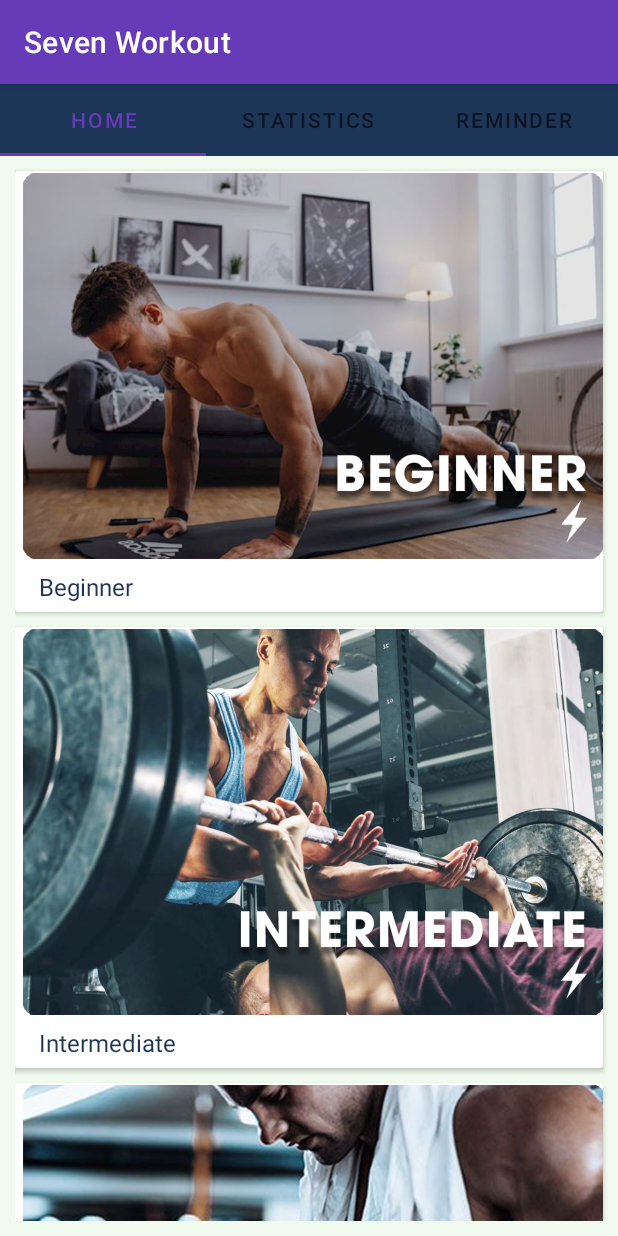
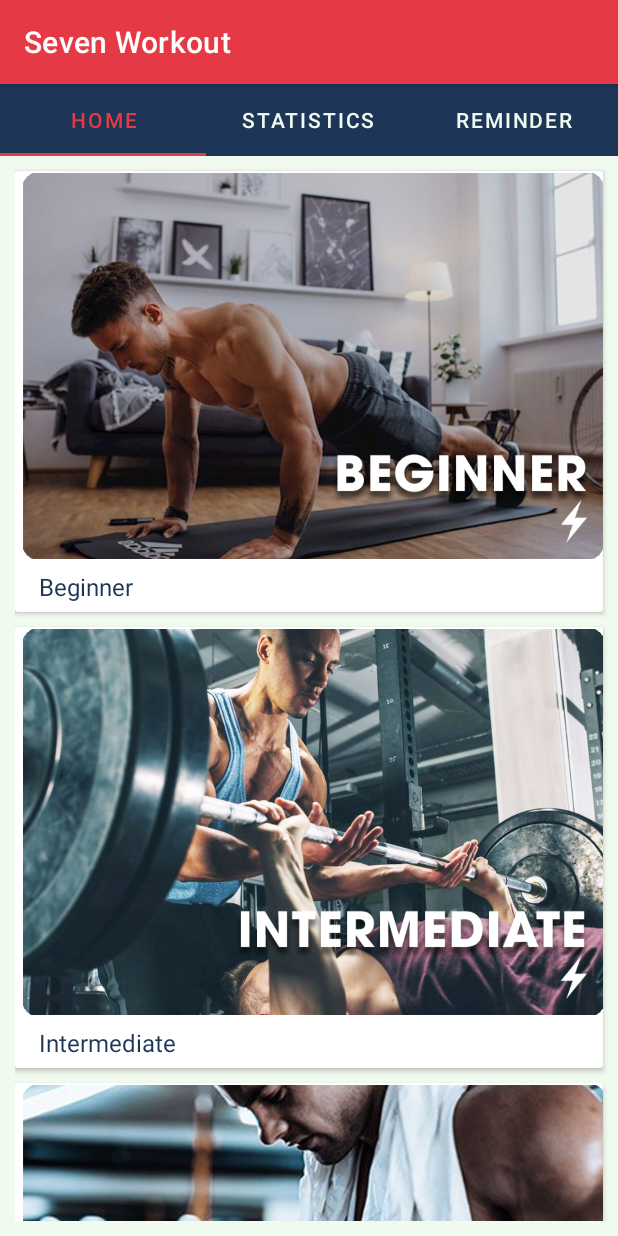
Before and after one commit to maverik0302/sevenworkout, an Android app: the screen it shows after launch (MainActivity), on a phone screen of 412 x 824 dp. Run offline under Robolectric (Android 15) with nearby library versions, the phone set to English and light mode, and no system bars.

Commit message:
Complete OnClick Item to call differrent activity.

```diff
--- a/app/build.gradle
+++ b/app/build.gradle
@@ -50,5 +50,9 @@ dependencies {
     implementation 'androidx.lifecycle:lifecycle-livedata-ktx:2.3.1'
     //noinspection GradleCompatible
     implementation 'com.android.support:design:28.0.0'
+    //loadgift
+    implementation 'pl.droidsonroids.gif:android-gif-drawable:1.2.23'
+    implementation 'com.github.bumptech.glide:glide:4.12.0'
+    annotationProcessor 'com.github.bumptech.glide:compiler:4.12.0'
 
 }
--- a/app/src/main/AndroidManifest.xml
+++ b/app/src/main/AndroidManifest.xml
@@ -25,7 +25,8 @@
         <activity android:name=".ui.MainActivity" />
         <activity
             android:name=".Splashscreen"
-            android:exported="true">
+            android:exported="true"
+            android:theme="@style/Theme.Design.NoActionBar">
             <intent-filter>
                 <action android:name="android.intent.action.MAIN" />
 
--- a/app/src/main/java/team7/vlu/sevenworkout/ListPractice.java
+++ b/app/src/main/java/team7/vlu/sevenworkout/ListPractice.java
@@ -14,7 +14,6 @@ import android.widget.ArrayAdapter;
 import android.widget.ImageView;
 import android.widget.ListView;
 import android.widget.TextView;
-import android.widget.Toast;
 
 public class ListPractice extends AppCompatActivity {
     ListView listView;
@@ -62,7 +61,7 @@ public class ListPractice extends AppCompatActivity {
         int rImgs[];
 
         MyAdapter (Context c, String title[], String description[], int imgs[]) {
-            super(c, R.layout.item_beginner, R.id.textView1, title);
+            super(c, R.layout.item_practice, R.id.textView1, title);
             this.context = c;
             this.rTitle = title;
             this.rDescription = description;
@@ -74,7 +73,7 @@ public class ListPractice extends AppCompatActivity {
         @Override
         public View getView(int position, @Nullable View convertView, @NonNull ViewGroup parent) {
             LayoutInflater layoutInflater = (LayoutInflater)getApplicationContext().getSystemService(Context.LAYOUT_INFLATER_SERVICE);
-            View row = layoutInflater.inflate(R.layout.item_beginner, parent, false);
+            View row = layoutInflater.inflate(R.layout.item_practice, parent, false);
             ImageView images = row.findViewById(R.id.image);
             TextView myTitle = row.findViewById(R.id.textView1);
             TextView myDescription = row.findViewById(R.id.textView2);
--- a/app/src/main/java/team7/vlu/sevenworkout/AdvanceFragement.java
+++ b/app/src/main/java/team7/vlu/sevenworkout/ReminderFragement.java
@@ -9,10 +9,10 @@ import androidx.fragment.app.Fragment;
 
 /**
  * A simple {@link Fragment} subclass.
- * Use the {@link AdvanceFragement#newInstance} factory method to
+ * Use the {@link ReminderFragement#newInstance} factory method to
  * create an instance of this fragment.
  */
-public class AdvanceFragement extends Fragment {
+public class ReminderFragement extends Fragment {
 
     // TODO: Rename parameter arguments, choose names that match
     // the fragment initialization parameters, e.g. ARG_ITEM_NUMBER
@@ -23,7 +23,7 @@ public class AdvanceFragement extends Fragment {
     private String mParam1;
     private String mParam2;
 
-    public AdvanceFragement() {
+    public ReminderFragement() {
         // Required empty public constructor
     }
 
@@ -36,8 +36,8 @@ public class AdvanceFragement extends Fragment {
      * @return A new instance of fragment BeginnerFragement.
      */
     // TODO: Rename and change types and number of parameters
-    public static AdvanceFragement newInstance(String param1, String param2) {
-        AdvanceFragement fragment = new AdvanceFragement();
+    public static ReminderFragement newInstance(String param1, String param2) {
+        ReminderFragement fragment = new ReminderFragement();
         Bundle args = new Bundle();
         args.putString(ARG_PARAM1, param1);
         args.putString(ARG_PARAM2, param2);
@@ -58,6 +58,6 @@ public class AdvanceFragement extends Fragment {
     public View onCreateView(LayoutInflater inflater, ViewGroup container,
                              Bundle savedInstanceState) {
         // Inflate the layout for this fragment
-        return inflater.inflate(R.layout.fragment_advance, container, false);
+        return inflater.inflate(R.layout.fragment_reminder, container, false);
     }
 }
--- a/app/src/main/java/team7/vlu/sevenworkout/ui/MainActivity.java
+++ b/app/src/main/java/team7/vlu/sevenworkout/ui/MainActivity.java
@@ -1,21 +1,18 @@
 package team7.vlu.sevenworkout.ui;
 
 import androidx.appcompat.app.AppCompatActivity;
-import androidx.navigation.ui.AppBarConfiguration;
 import androidx.viewpager.widget.ViewPager;
 
-import android.annotation.SuppressLint;
 import android.os.Bundle;
 
 
 import com.google.android.material.tabs.TabLayout;
 
-import team7.vlu.sevenworkout.AdvanceFragement;
+import team7.vlu.sevenworkout.ReminderFragement;
 import team7.vlu.sevenworkout.HomeFragement;
 import team7.vlu.sevenworkout.StatisticFragement;
 import team7.vlu.sevenworkout.R;
 import team7.vlu.sevenworkout.ViewPaperAdapter;
-import team7.vlu.sevenworkout.databinding.ActivityMainBinding;
 
 public class MainActivity extends AppCompatActivity {
     private ViewPager mViewpaper;
@@ -35,7 +32,7 @@ public class MainActivity extends AppCompatActivity {
 
         mVadapter.AddFragment(new HomeFragement(), "Home");
         mVadapter.AddFragment(new StatisticFragement(), "Statistics");
-        mVadapter.AddFragment(new AdvanceFragement(), "Reminder");
+        mVadapter.AddFragment(new ReminderFragement(), "Reminder");
         mViewpaper.setAdapter(mVadapter);
         tabLayout.setupWithViewPager(mViewpaper);
 
--- a/app/src/main/res/layout/activity_beginner.xml
+++ b/app/src/main/res/layout/activity_beginner.xml
@@ -6,4 +6,9 @@
     android:layout_height="match_parent"
     tools:context=".beginnerActivity">
 
+    <ListView
+        android:layout_width="match_parent"
+        android:layout_height="match_parent"
+        android:id="@+id/list_item">
+    </ListView>
 </androidx.constraintlayout.widget.ConstraintLayout>
--- a/app/src/main/res/layout/activity_main.xml
+++ b/app/src/main/res/layout/activity_main.xml
@@ -13,7 +13,9 @@
         android:layout_height="wrap_content"
         android:background="@color/Prussian_Blue"
         app:tabGravity="fill"
-        app:tabMode="fixed">
+        app:tabMode="fixed"
+        app:tabTextColor="@color/Honeydew"
+        app:tabSelectedTextColor="@color/Imperial_Red">
     </com.google.android.material.tabs.TabLayout>
 
     <androidx.viewpager.widget.ViewPager
--- a/app/src/main/res/layout/fragment_advance.xml
+++ b/app/src/main/res/layout/fragment_reminder.xml
@@ -3,7 +3,7 @@
     xmlns:tools="http://schemas.android.com/tools"
     android:layout_width="match_parent"
     android:layout_height="match_parent"
-    android:background="@color/Imperial_Red"
+    android:background="@color/Honeydew"
     tools:context=".HomeFragement">
 
     <!-- TODO: Update blank fragment layout -->
--- a/app/src/main/res/layout/fragment_statistics.xml
+++ b/app/src/main/res/layout/fragment_statistics.xml
@@ -5,7 +5,7 @@
     android:layout_width="match_parent"
     android:layout_height="match_parent"
     android:orientation="vertical"
-    android:background="@color/Imperial_Red"
+    android:background="@color/Honeydew"
 
     tools:context=".HomeFragement">
 
--- a/app/src/main/res/layout/item_beginner.xml
+++ b/app/src/main/res/layout/item_practice.xml
@@ -5,7 +5,8 @@
     xmlns:app="http://schemas.android.com/apk/res-auto"
     android:layout_marginTop="10dp"
     android:layout_marginEnd="10dp"
-    app:cardCornerRadius="8dp">
+    app:cardCornerRadius="8dp"
+    android:id="@+id/item_pt">
 
     <LinearLayout
         android:layout_width="match_parent"
--- a/app/src/main/res/values/themes.xml
+++ b/app/src/main/res/values/themes.xml
@@ -2,8 +2,8 @@
     <!-- Base application theme. -->
     <style name="Theme.SevenWorkout" parent="Theme.MaterialComponents.DayNight.DarkActionBar">
         <!-- Primary brand color. -->
-        <item name="colorPrimary">#673AB7</item>
-        <item name="colorPrimaryVariant">@color/purple_700</item>
+        <item name="colorPrimary">#e63946</item>
+        <item name="colorPrimaryVariant">#e63946</item>
         <item name="colorOnPrimary">@color/white</item>
         <!-- Secondary brand color. -->
         <item name="colorSecondary">@color/teal_200</item>
```
Also changed, not shown: app/src/main/java/team7/vlu/sevenworkout/beginnerActivity.java (+74 -1 lines).
